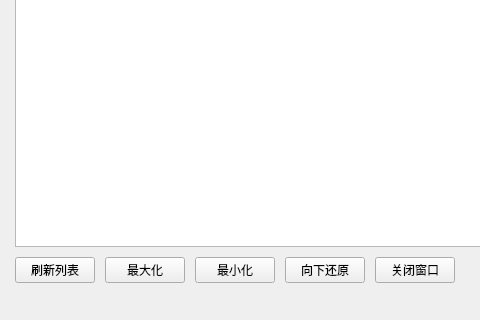
Before: the Qt Designer form mainwindow.ui in AraoPU/ArWindow, drawn with Qt 5; both pictures show x 0 to 480 and y 280 to 600 of the 900 by 600 pixel window.
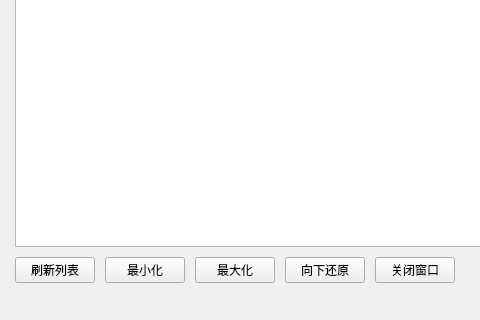
After: the same form once the commit is applied.

What changed in the file:
```diff
--- a/mainwindow.ui
+++ b/mainwindow.ui
@@ -46,16 +46,16 @@
        </widget>
       </item>
       <item>
-       <widget class="QPushButton" name="forceMaxBtn">
+       <widget class="QPushButton" name="forceMinBtn">
         <property name="text">
-         <string>最大化</string>
+         <string>最小化</string>
         </property>
        </widget>
       </item>
       <item>
-       <widget class="QPushButton" name="forceMinBtn">
+       <widget class="QPushButton" name="forceMaxBtn">
         <property name="text">
-         <string>最小化</string>
+         <string>最大化</string>
         </property>
        </widget>
       </item>
```
